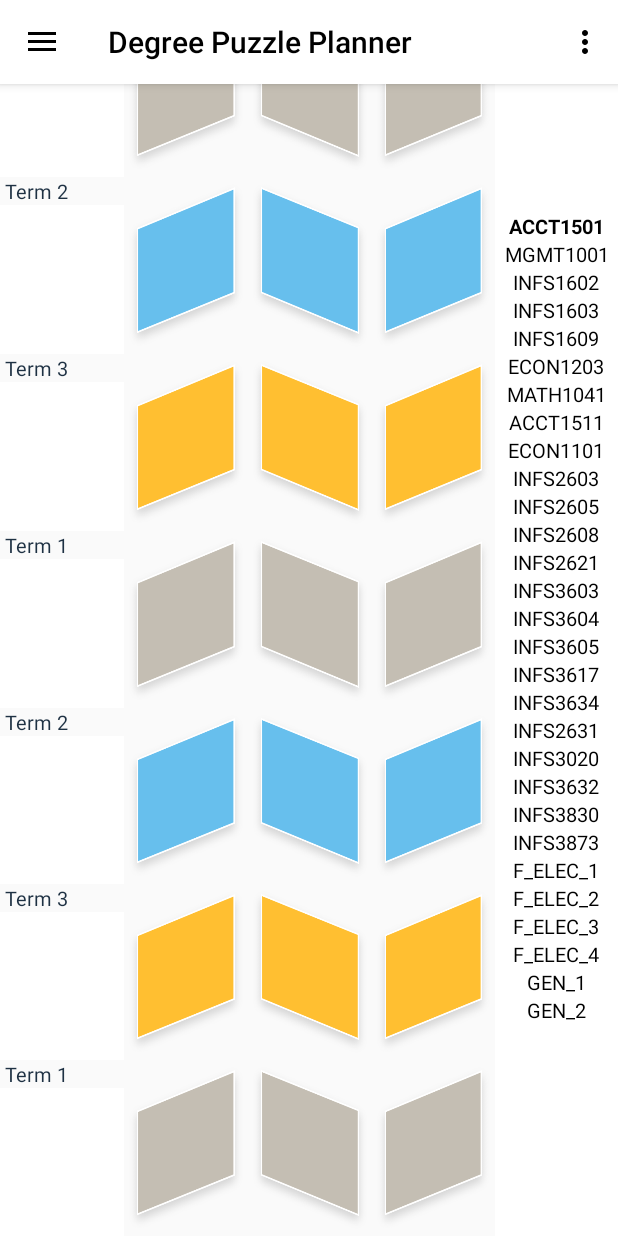
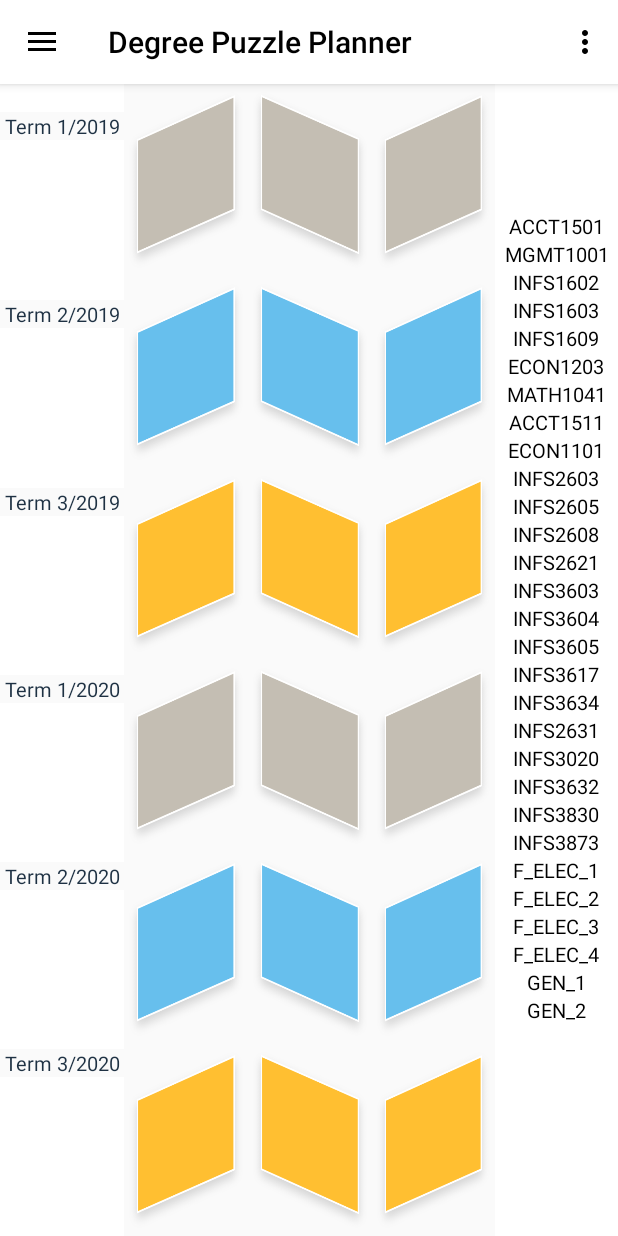
Before and after one commit to faithwlin/GradLink, an Android app: the PuzzlePlannerActivity screen opened directly, with no data from a screen before it, on a phone screen of 412 x 824 dp. Run offline under Robolectric (Android 15) with nearby library versions, the phone set to English and light mode, and no system bars.

Commit message:
final puzzle progression

```diff
--- a/app/src/main/java/com/example/gradlink/PuzzlePlannerActivity.java
+++ b/app/src/main/java/com/example/gradlink/PuzzlePlannerActivity.java
@@ -181,21 +181,18 @@ public class PuzzlePlannerActivity extends NavigationActivity implements View.On
         findViewById(R.id.col1_4).setOnDragListener(this);
         findViewById(R.id.col1_5).setOnDragListener(this);
         findViewById(R.id.col1_6).setOnDragListener(this);
-        findViewById(R.id.col1_7).setOnDragListener(this);
         findViewById(R.id.col2_1).setOnDragListener(this);
         findViewById(R.id.col2_2).setOnDragListener(this);
         findViewById(R.id.col2_3).setOnDragListener(this);
         findViewById(R.id.col2_4).setOnDragListener(this);
         findViewById(R.id.col2_5).setOnDragListener(this);
         findViewById(R.id.col2_6).setOnDragListener(this);
-        findViewById(R.id.col2_7).setOnDragListener(this);
         findViewById(R.id.col3_1).setOnDragListener(this);
         findViewById(R.id.col3_2).setOnDragListener(this);
         findViewById(R.id.col3_3).setOnDragListener(this);
         findViewById(R.id.col3_4).setOnDragListener(this);
         findViewById(R.id.col3_5).setOnDragListener(this);
         findViewById(R.id.col3_6).setOnDragListener(this);
-        findViewById(R.id.col3_7).setOnDragListener(this);
 
 
 
@@ -288,8 +285,7 @@ public class PuzzlePlannerActivity extends NavigationActivity implements View.On
                 // Gets the text data from the item.
                 String dragData = item.getText().toString();
 
-                // Displays a message containing the dragged data.
-                Toast.makeText(this, "Dragged data is " + dragData, Toast.LENGTH_SHORT).show();
+
 
                 // Turns off any color tints
                 view.getBackground().clearColorFilter();
--- a/app/src/main/res/layout/activity_puzzle_planner.xml
+++ b/app/src/main/res/layout/activity_puzzle_planner.xml
@@ -1,10 +1,10 @@
 <?xml version="1.0" encoding="utf-8"?>
 
-    <LinearLayout
-        xmlns:android="http://schemas.android.com/apk/res/android"
+<LinearLayout xmlns:android="http://schemas.android.com/apk/res/android"
     xmlns:tools="http://schemas.android.com/tools"
     android:layout_width="match_parent"
     android:layout_height="wrap_content"
+    xmlns:app="http://schemas.android.com/apk/res-auto"
     android:orientation="horizontal"
     tools:context=".PuzzlePlannerActivity">
 
@@ -17,9 +17,50 @@
         android:orientation="vertical">
 
         <TextView
+            android:id="@+id/description1_1"
+            android:textSize="13dp"
+            android:text="  "
+            android:inputType="text"
+            android:layout_height="wrap_content"
+            android:layout_width="match_parent"
+            android:textColor="#1e3143"
+            android:background="#ffffff" />
+
+        <TextView
+            android:id="@+id/description1_1_1"
+            android:textSize="13dp"
+            android:text="  "
+            android:inputType="text"
+            android:layout_height="wrap_content"
+            android:layout_width="match_parent"
+            android:textColor="#1e3143"
+            android:background="#ffffff" />
+
+        <TextView
+            android:id="@+id/description1_1_2"
+            android:textSize="13dp"
+            android:text="  "
+            android:inputType="text"
+            android:layout_height="wrap_content"
+            android:layout_width="match_parent"
+            android:textColor="#1e3143"
+            android:background="#ffffff" />
+
+        <TextView
+            android:id="@+id/description1_1_3"
+            android:textSize="13dp"
+            android:text="  "
+            android:inputType="text"
+            android:layout_height="wrap_content"
+            android:layout_width="match_parent"
+            android:textColor="#1e3143"
+            android:background="#ffffff" />
+
+
+        <TextView
             android:id="@+id/term1"
             android:textSize="13dp"
-                android:text=" Term 1 "
+            android:text=" Term 1/2019"
             android:inputType="text"
             android:layout_height="wrap_content"
             android:layout_width="match_parent"
@@ -40,7 +81,7 @@
         <TextView
             android:id="@+id/term2"
             android:textSize="13dp"
-                android:text=" Term 2 "
+            android:text=" Term 2/2019"
             android:inputType="text"
             android:layout_height="wrap_content"
             android:layout_width="match_parent"
@@ -59,7 +100,7 @@
         <TextView
             android:id="@+id/term3"
             android:textSize="13dp"
-                android:text=" Term 3 "
+            android:text=" Term 3/2019"
             android:inputType="text"
             android:layout_height="wrap_content"
             android:layout_width="match_parent"
@@ -78,7 +119,7 @@
         <TextView
             android:id="@+id/term4"
             android:textSize="13dp"
-                android:text=" Term 1 "
+            android:text=" Term 1/2020"
             android:inputType="text"
             android:layout_height="wrap_content"
             android:layout_width="match_parent"
@@ -96,7 +137,7 @@
         <TextView
             android:id="@+id/term5"
             android:textSize="13dp"
-                android:text=" Term 2 "
+            android:text=" Term 2/2020"
             android:inputType="text"
             android:layout_height="wrap_content"
             android:layout_width="match_parent"
@@ -114,7 +155,7 @@
         <TextView
             android:id="@+id/term6"
             android:textSize="13dp"
-                android:text=" Term 3 "
+            android:text=" Term 3/2020"
             android:inputType="text"
             android:layout_height="wrap_content"
             android:layout_width="match_parent"
@@ -129,23 +170,6 @@
             android:gravity="center"
             android:orientation="vertical" />
 
-            <TextView
-                android:id="@+id/term7"
-                android:textSize="13dp"
-                android:text=" Term 1 "
-                android:inputType="text"
-                android:layout_height="wrap_content"
-                android:layout_width="match_parent"
-                android:textColor="#1e3143" />
-
-            <LinearLayout
-                android:id="@+id/col0_7"
-                android:layout_width="match_parent"
-                android:layout_height="match_parent"
-                android:layout_weight="1"
-                android:background="#ffffff"
-                android:gravity="center"
-                android:orientation="vertical" />
     </LinearLayout>
 
 
@@ -159,6 +183,37 @@
         android:layout_weight="1"
         android:gravity="center"
         android:orientation="vertical">
+
+        <TextView
+            android:id="@+id/description1_2_1"
+            android:textSize="13dp"
+            android:text="  "
+            android:inputType="text"
+            android:layout_height="wrap_content"
+            android:layout_width="match_parent"
+            android:textColor="#1e3143"
+            android:background="#ffffff" />
+
+        <TextView
+            android:id="@+id/description1_2_2"
+            android:textSize="13dp"
+            android:text="  "
+            android:inputType="text"
+            android:layout_height="wrap_content"
+            android:layout_width="match_parent"
+            android:textColor="#1e3143"
+            android:background="#ffffff" />
+
+        <TextView
+            android:id="@+id/description1_2_3"
+            android:textSize="13dp"
+            android:text="  "
+            android:inputType="text"
+            android:layout_height="wrap_content"
+            android:layout_width="match_parent"
+            android:textColor="#1e3143"
+            android:background="#ffffff" />
+
 
         <LinearLayout
             android:id="@+id/col1_1"
@@ -214,14 +269,6 @@
             android:gravity="center"
             android:orientation="vertical" />
 
-            <LinearLayout
-                android:id="@+id/col1_7"
-                android:layout_width="match_parent"
-                android:layout_height="match_parent"
-                android:layout_weight="1"
-                android:background="@drawable/greyup"
-                android:gravity="center"
-                android:orientation="vertical" />
     </LinearLayout>
 
     <LinearLayout
@@ -231,6 +278,36 @@
         android:layout_weight="1"
         android:gravity="center"
         android:orientation="vertical">
+
+        <TextView
+            android:id="@+id/description1_3_1"
+            android:textSize="13dp"
+            android:text="  "
+            android:inputType="text"
+            android:layout_height="wrap_content"
+            android:layout_width="match_parent"
+            android:textColor="#1e3143"
+            android:background="#ffffff" />
+
+        <TextView
+            android:id="@+id/description1_3_2"
+            android:textSize="13dp"
+            android:text="  "
+            android:inputType="text"
+            android:layout_height="wrap_content"
+            android:layout_width="match_parent"
+            android:textColor="#1e3143"
+            android:background="#ffffff" />
+
+        <TextView
+            android:id="@+id/description1_3_3"
+            android:textSize="13dp"
+            android:text="  "
+            android:inputType="text"
+            android:layout_height="wrap_content"
+            android:layout_width="match_parent"
+            android:textColor="#1e3143"
+            android:background="#ffffff" />
 
         <LinearLayout
             android:id="@+id/col2_1"
@@ -287,15 +364,6 @@
             android:gravity="center"
             android:orientation="vertical" />
 
-            <LinearLayout
-                android:id="@+id/col2_7"
-                android:layout_width="match_parent"
-                android:layout_height="match_parent"
-                android:layout_weight="1"
-                android:background="@drawable/greydown"
-                android:gravity="center"
-                android:orientation="vertical" />
-
     </LinearLayout>
 
     <LinearLayout
@@ -305,6 +373,36 @@
         android:layout_weight="1"
         android:gravity="center"
         android:orientation="vertical">
+
+        <TextView
+            android:id="@+id/description1_4_1"
+            android:textSize="13dp"
+            android:text="  "
+            android:inputType="text"
+            android:layout_height="wrap_content"
+            android:layout_width="match_parent"
+            android:textColor="#1e3143"
+            android:background="#ffffff" />
+
+        <TextView
+            android:id="@+id/description1_4_2"
+            android:textSize="13dp"
+            android:text="  "
+            android:inputType="text"
+            android:layout_height="wrap_content"
+            android:layout_width="match_parent"
+            android:textColor="#1e3143"
+            android:background="#ffffff" />
+
+        <TextView
+            android:id="@+id/description1_4_3"
+            android:textSize="13dp"
+            android:text="  "
+            android:inputType="text"
+            android:layout_height="wrap_content"
+            android:layout_width="match_parent"
+            android:textColor="#1e3143"
+            android:background="#ffffff" />
 
         <LinearLayout
             android:id="@+id/col3_1"
@@ -360,14 +458,6 @@
             android:gravity="center"
             android:orientation="vertical" />
 
-            <LinearLayout
-                android:id="@+id/col3_7"
-                android:layout_width="match_parent"
-                android:layout_height="match_parent"
-                android:layout_weight="1"
-                android:background="@drawable/greyup"
-                android:gravity="center"
-                android:orientation="vertical" />
     </LinearLayout>
 
     <LinearLayout
@@ -387,7 +477,6 @@
             android:gravity="center"
             android:text=" ACCT1501 "
             android:textColor="@android:color/black"
-                android:textStyle="bold"
             android:shadowColor="#ffffff"
             android:textColorHighlight="#ffffff"
             android:textSize="13sp" />
```
Lines whose indentation alone changed are shown as unchanged.
